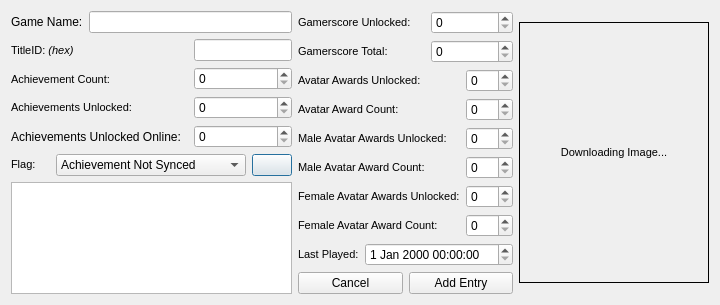
First picture: the form in XDBF/titleinjectordialog.ui, repository hetelek/XDBF-Manager, before the edit.
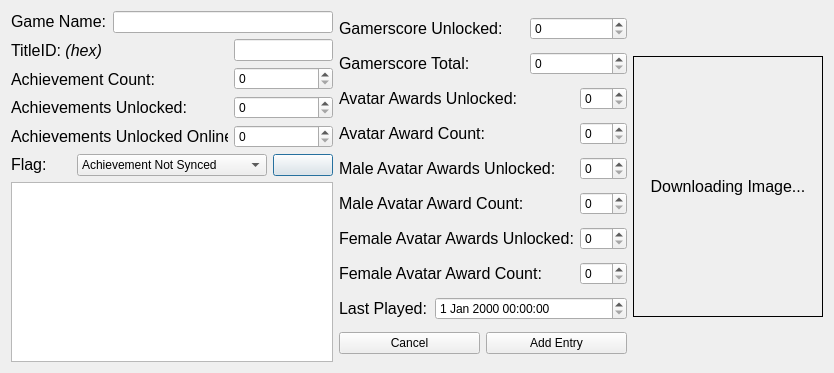
Second picture: the form after the edit. Icons and pictures are not drawn.

Commit message: fixed fonts and display issues on Mac

What changed in the file:
```diff
--- a/XDBF/titleinjectordialog.ui
+++ b/XDBF/titleinjectordialog.ui
@@ -6,8 +6,8 @@
    <rect>
     <x>0</x>
     <y>0</y>
-    <width>720</width>
-    <height>282</height>
+    <width>834</width>
+    <height>373</height>
    </rect>
   </property>
   <property name="windowTitle">
@@ -23,7 +23,11 @@
          <item>
           <widget class="QLabel" name="label">
            <property name="text">
-            <string>Game Name:</string>
+            <string>&lt;!DOCTYPE HTML PUBLIC &quot;-//W3C//DTD HTML 4.0//EN&quot; &quot;http://www.w3.org/TR/REC-html40/strict.dtd&quot;&gt;
+&lt;html&gt;&lt;head&gt;&lt;meta name=&quot;qrichtext&quot; content=&quot;1&quot; /&gt;&lt;style type=&quot;text/css&quot;&gt;
+p, li { white-space: pre-wrap; }
+&lt;/style&gt;&lt;/head&gt;&lt;body style=&quot; font-family:'Lucida Grande'; font-size:13pt; font-weight:400; font-style:normal;&quot;&gt;
+&lt;p style=&quot; margin-top:0px; margin-bottom:0px; margin-left:0px; margin-right:0px; -qt-block-indent:0; text-indent:0px;&quot;&gt;&lt;span style=&quot; font-size:12pt;&quot;&gt;Game Name:&lt;/span&gt;&lt;/p&gt;&lt;/body&gt;&lt;/html&gt;</string>
            </property>
           </widget>
          </item>
@@ -46,8 +50,8 @@
               <string>&lt;!DOCTYPE HTML PUBLIC &quot;-//W3C//DTD HTML 4.0//EN&quot; &quot;http://www.w3.org/TR/REC-html40/strict.dtd&quot;&gt;
 &lt;html&gt;&lt;head&gt;&lt;meta name=&quot;qrichtext&quot; content=&quot;1&quot; /&gt;&lt;style type=&quot;text/css&quot;&gt;
 p, li { white-space: pre-wrap; }
-&lt;/style&gt;&lt;/head&gt;&lt;body style=&quot; font-family:'MS Shell Dlg 2'; font-size:8.25pt; font-weight:400; font-style:normal;&quot;&gt;
-&lt;p style=&quot; margin-top:0px; margin-bottom:0px; margin-left:0px; margin-right:0px; -qt-block-indent:0; text-indent:0px;&quot;&gt;&lt;span style=&quot; font-size:8pt;&quot;&gt;TitleID: &lt;/span&gt;&lt;span style=&quot; font-size:8pt; font-style:italic;&quot;&gt;(hex)&lt;/span&gt;&lt;/p&gt;&lt;/body&gt;&lt;/html&gt;</string>
+&lt;/style&gt;&lt;/head&gt;&lt;body style=&quot; font-family:'Lucida Grande'; font-size:13pt; font-weight:400; font-style:normal;&quot;&gt;
+&lt;p style=&quot; margin-top:0px; margin-bottom:0px; margin-left:0px; margin-right:0px; -qt-block-indent:0; text-indent:0px;&quot;&gt;&lt;span style=&quot; font-family:'MS Shell Dlg 2'; font-size:12pt;&quot;&gt;TitleID: &lt;/span&gt;&lt;span style=&quot; font-family:'MS Shell Dlg 2'; font-size:12pt; font-style:italic;&quot;&gt;(hex)&lt;/span&gt;&lt;/p&gt;&lt;/body&gt;&lt;/html&gt;</string>
              </property>
             </widget>
            </item>
@@ -57,19 +61,24 @@
               <string>&lt;!DOCTYPE HTML PUBLIC &quot;-//W3C//DTD HTML 4.0//EN&quot; &quot;http://www.w3.org/TR/REC-html40/strict.dtd&quot;&gt;
 &lt;html&gt;&lt;head&gt;&lt;meta name=&quot;qrichtext&quot; content=&quot;1&quot; /&gt;&lt;style type=&quot;text/css&quot;&gt;
 p, li { white-space: pre-wrap; }
-&lt;/style&gt;&lt;/head&gt;&lt;body style=&quot; font-family:'MS Shell Dlg 2'; font-size:8.25pt; font-weight:400; font-style:normal;&quot;&gt;
-&lt;p style=&quot; margin-top:0px; margin-bottom:0px; margin-left:0px; margin-right:0px; -qt-block-indent:0; text-indent:0px;&quot;&gt;&lt;span style=&quot; font-size:8pt;&quot;&gt;Achievement Count:&lt;/span&gt;&lt;/p&gt;&lt;/body&gt;&lt;/html&gt;</string>
+&lt;/style&gt;&lt;/head&gt;&lt;body style=&quot; font-family:'Lucida Grande'; font-size:13pt; font-weight:400; font-style:normal;&quot;&gt;
+&lt;p style=&quot; margin-top:0px; margin-bottom:0px; margin-left:0px; margin-right:0px; -qt-block-indent:0; text-indent:0px;&quot;&gt;&lt;span style=&quot; font-family:'MS Shell Dlg 2'; font-size:12pt;&quot;&gt;Achievement Count:&lt;/span&gt;&lt;/p&gt;&lt;/body&gt;&lt;/html&gt;</string>
              </property>
             </widget>
            </item>
            <item>
             <widget class="QLabel" name="label_4">
+             <property name="font">
+              <font>
+               <stylestrategy>PreferDefault</stylestrategy>
+              </font>
+             </property>
              <property name="text">
               <string>&lt;!DOCTYPE HTML PUBLIC &quot;-//W3C//DTD HTML 4.0//EN&quot; &quot;http://www.w3.org/TR/REC-html40/strict.dtd&quot;&gt;
 &lt;html&gt;&lt;head&gt;&lt;meta name=&quot;qrichtext&quot; content=&quot;1&quot; /&gt;&lt;style type=&quot;text/css&quot;&gt;
 p, li { white-space: pre-wrap; }
-&lt;/style&gt;&lt;/head&gt;&lt;body style=&quot; font-family:'MS Shell Dlg 2'; font-size:8.25pt; font-weight:400; font-style:normal;&quot;&gt;
-&lt;p style=&quot; margin-top:0px; margin-bottom:0px; margin-left:0px; margin-right:0px; -qt-block-indent:0; text-indent:0px;&quot;&gt;&lt;span style=&quot; font-size:8pt;&quot;&gt;Achievements Unlocked:&lt;/span&gt;&lt;/p&gt;&lt;/body&gt;&lt;/html&gt;</string>
+&lt;/style&gt;&lt;/head&gt;&lt;body style=&quot; font-family:'Lucida Grande'; font-size:13pt; font-weight:400; font-style:normal;&quot;&gt;
+&lt;p style=&quot; margin-top:0px; margin-bottom:0px; margin-left:0px; margin-right:0px; -qt-block-indent:0; text-indent:0px;&quot;&gt;&lt;span style=&quot; font-family:'MS Shell Dlg 2'; font-size:12pt;&quot;&gt;Achievements Unlocked:&lt;/span&gt;&lt;/p&gt;&lt;/body&gt;&lt;/html&gt;</string>
              </property>
             </widget>
            </item>
@@ -81,8 +90,13 @@
                <height>20</height>
               </size>
              </property>
+             <property name="font">
+              <font>
+               <pointsize>12</pointsize>
+              </font>
+             </property>
              <property name="text">
-              <string>Achievements Unlocked Online:</string>
+              <string>Achievements Unlocked Online:&lt;b&gt;</string>
              </property>
             </widget>
            </item>
@@ -130,8 +144,8 @@
             <string>&lt;!DOCTYPE HTML PUBLIC &quot;-//W3C//DTD HTML 4.0//EN&quot; &quot;http://www.w3.org/TR/REC-html40/strict.dtd&quot;&gt;
 &lt;html&gt;&lt;head&gt;&lt;meta name=&quot;qrichtext&quot; content=&quot;1&quot; /&gt;&lt;style type=&quot;text/css&quot;&gt;
 p, li { white-space: pre-wrap; }
-&lt;/style&gt;&lt;/head&gt;&lt;body style=&quot; font-family:'MS Shell Dlg 2'; font-size:8.25pt; font-weight:400; font-style:normal;&quot;&gt;
-&lt;p style=&quot; margin-top:0px; margin-bottom:0px; margin-left:0px; margin-right:0px; -qt-block-indent:0; text-indent:0px;&quot;&gt;&lt;span style=&quot; font-size:8pt;&quot;&gt;Flag:&lt;/span&gt;&lt;/p&gt;&lt;/body&gt;&lt;/html&gt;</string>
+&lt;/style&gt;&lt;/head&gt;&lt;body style=&quot; font-family:'Lucida Grande'; font-size:13pt; font-weight:400; font-style:normal;&quot;&gt;
+&lt;p style=&quot; margin-top:0px; margin-bottom:0px; margin-left:0px; margin-right:0px; -qt-block-indent:0; text-indent:0px;&quot;&gt;&lt;span style=&quot; font-family:'MS Shell Dlg 2'; font-size:12pt;&quot;&gt;Flag:&lt;/span&gt;&lt;/p&gt;&lt;/body&gt;&lt;/html&gt;</string>
            </property>
           </widget>
          </item>
@@ -187,8 +201,8 @@
         <string>&lt;!DOCTYPE HTML PUBLIC &quot;-//W3C//DTD HTML 4.0//EN&quot; &quot;http://www.w3.org/TR/REC-html40/strict.dtd&quot;&gt;
 &lt;html&gt;&lt;head&gt;&lt;meta name=&quot;qrichtext&quot; content=&quot;1&quot; /&gt;&lt;style type=&quot;text/css&quot;&gt;
 p, li { white-space: pre-wrap; }
-&lt;/style&gt;&lt;/head&gt;&lt;body style=&quot; font-family:'MS Shell Dlg 2'; font-size:8.25pt; font-weight:400; font-style:normal;&quot;&gt;
-&lt;p style=&quot; margin-top:0px; margin-bottom:0px; margin-left:0px; margin-right:0px; -qt-block-indent:0; text-indent:0px;&quot;&gt;&lt;span style=&quot; font-size:8pt;&quot;&gt;Gamerscore Unlocked:&lt;/span&gt;&lt;/p&gt;&lt;/body&gt;&lt;/html&gt;</string>
+&lt;/style&gt;&lt;/head&gt;&lt;body style=&quot; font-family:'Lucida Grande'; font-size:13pt; font-weight:400; font-style:normal;&quot;&gt;
+&lt;p style=&quot; margin-top:0px; margin-bottom:0px; margin-left:0px; margin-right:0px; -qt-block-indent:0; text-indent:0px;&quot;&gt;&lt;span style=&quot; font-family:'MS Shell Dlg 2'; font-size:12pt;&quot;&gt;Gamerscore Unlocked:&lt;/span&gt;&lt;/p&gt;&lt;/body&gt;&lt;/html&gt;</string>
        </property>
       </widget>
      </item>
@@ -205,8 +219,8 @@
         <string>&lt;!DOCTYPE HTML PUBLIC &quot;-//W3C//DTD HTML 4.0//EN&quot; &quot;http://www.w3.org/TR/REC-html40/strict.dtd&quot;&gt;
 &lt;html&gt;&lt;head&gt;&lt;meta name=&quot;qrichtext&quot; content=&quot;1&quot; /&gt;&lt;style type=&quot;text/css&quot;&gt;
 p, li { white-space: pre-wrap; }
-&lt;/style&gt;&lt;/head&gt;&lt;body style=&quot; font-family:'MS Shell Dlg 2'; font-size:8.25pt; font-weight:400; font-style:normal;&quot;&gt;
-&lt;p style=&quot; margin-top:0px; margin-bottom:0px; margin-left:0px; margin-right:0px; -qt-block-indent:0; text-indent:0px;&quot;&gt;&lt;span style=&quot; font-size:8pt;&quot;&gt;Gamerscore Total:&lt;/span&gt;&lt;/p&gt;&lt;/body&gt;&lt;/html&gt;</string>
+&lt;/style&gt;&lt;/head&gt;&lt;body style=&quot; font-family:'Lucida Grande'; font-size:13pt; font-weight:400; font-style:normal;&quot;&gt;
+&lt;p style=&quot; margin-top:0px; margin-bottom:0px; margin-left:0px; margin-right:0px; -qt-block-indent:0; text-indent:0px;&quot;&gt;&lt;span style=&quot; font-family:'MS Shell Dlg 2'; font-size:12pt;&quot;&gt;Gamerscore Total:&lt;/span&gt;&lt;/p&gt;&lt;/body&gt;&lt;/html&gt;</string>
        </property>
       </widget>
      </item>
@@ -223,8 +237,8 @@
         <string>&lt;!DOCTYPE HTML PUBLIC &quot;-//W3C//DTD HTML 4.0//EN&quot; &quot;http://www.w3.org/TR/REC-html40/strict.dtd&quot;&gt;
 &lt;html&gt;&lt;head&gt;&lt;meta name=&quot;qrichtext&quot; content=&quot;1&quot; /&gt;&lt;style type=&quot;text/css&quot;&gt;
 p, li { white-space: pre-wrap; }
-&lt;/style&gt;&lt;/head&gt;&lt;body style=&quot; font-family:'MS Shell Dlg 2'; font-size:8.25pt; font-weight:400; font-style:normal;&quot;&gt;
-&lt;p style=&quot; margin-top:0px; margin-bottom:0px; margin-left:0px; margin-right:0px; -qt-block-indent:0; text-indent:0px;&quot;&gt;&lt;span style=&quot; font-size:8pt;&quot;&gt;Avatar Awards Unlocked:&lt;/span&gt;&lt;/p&gt;&lt;/body&gt;&lt;/html&gt;</string>
+&lt;/style&gt;&lt;/head&gt;&lt;body style=&quot; font-family:'Lucida Grande'; font-size:13pt; font-weight:400; font-style:normal;&quot;&gt;
+&lt;p style=&quot; margin-top:0px; margin-bottom:0px; margin-left:0px; margin-right:0px; -qt-block-indent:0; text-indent:0px;&quot;&gt;&lt;span style=&quot; font-family:'MS Shell Dlg 2'; font-size:12pt;&quot;&gt;Avatar Awards Unlocked:&lt;/span&gt;&lt;/p&gt;&lt;/body&gt;&lt;/html&gt;</string>
        </property>
       </widget>
      </item>
@@ -241,8 +255,8 @@
         <string>&lt;!DOCTYPE HTML PUBLIC &quot;-//W3C//DTD HTML 4.0//EN&quot; &quot;http://www.w3.org/TR/REC-html40/strict.dtd&quot;&gt;
 &lt;html&gt;&lt;head&gt;&lt;meta name=&quot;qrichtext&quot; content=&quot;1&quot; /&gt;&lt;style type=&quot;text/css&quot;&gt;
 p, li { white-space: pre-wrap; }
-&lt;/style&gt;&lt;/head&gt;&lt;body style=&quot; font-family:'MS Shell Dlg 2'; font-size:8.25pt; font-weight:400; font-style:normal;&quot;&gt;
-&lt;p style=&quot; margin-top:0px; margin-bottom:0px; margin-left:0px; margin-right:0px; -qt-block-indent:0; text-indent:0px;&quot;&gt;&lt;span style=&quot; font-size:8pt;&quot;&gt;Avatar Award Count:&lt;/span&gt;&lt;/p&gt;&lt;/body&gt;&lt;/html&gt;</string>
+&lt;/style&gt;&lt;/head&gt;&lt;body style=&quot; font-family:'Lucida Grande'; font-size:13pt; font-weight:400; font-style:normal;&quot;&gt;
+&lt;p style=&quot; margin-top:0px; margin-bottom:0px; margin-left:0px; margin-right:0px; -qt-block-indent:0; text-indent:0px;&quot;&gt;&lt;span style=&quot; font-family:'MS Shell Dlg 2'; font-size:12pt;&quot;&gt;Avatar Award Count:&lt;/span&gt;&lt;/p&gt;&lt;/body&gt;&lt;/html&gt;</string>
        </property>
       </widget>
      </item>
@@ -259,8 +273,8 @@
         <string>&lt;!DOCTYPE HTML PUBLIC &quot;-//W3C//DTD HTML 4.0//EN&quot; &quot;http://www.w3.org/TR/REC-html40/strict.dtd&quot;&gt;
 &lt;html&gt;&lt;head&gt;&lt;meta name=&quot;qrichtext&quot; content=&quot;1&quot; /&gt;&lt;style type=&quot;text/css&quot;&gt;
 p, li { white-space: pre-wrap; }
-&lt;/style&gt;&lt;/head&gt;&lt;body style=&quot; font-family:'MS Shell Dlg 2'; font-size:8.25pt; font-weight:400; font-style:normal;&quot;&gt;
-&lt;p style=&quot; margin-top:0px; margin-bottom:0px; margin-left:0px; margin-right:0px; -qt-block-indent:0; text-indent:0px;&quot;&gt;&lt;span style=&quot; font-size:8pt;&quot;&gt;Male Avatar Awards Unlocked:&lt;/span&gt;&lt;/p&gt;&lt;/body&gt;&lt;/html&gt;</string>
+&lt;/style&gt;&lt;/head&gt;&lt;body style=&quot; font-family:'Lucida Grande'; font-size:13pt; font-weight:400; font-style:normal;&quot;&gt;
+&lt;p style=&quot; margin-top:0px; margin-bottom:0px; margin-left:0px; margin-right:0px; -qt-block-indent:0; text-indent:0px;&quot;&gt;&lt;span style=&quot; font-family:'MS Shell Dlg 2'; font-size:12pt;&quot;&gt;Male Avatar Awards Unlocked:&lt;/span&gt;&lt;/p&gt;&lt;/body&gt;&lt;/html&gt;</string>
        </property>
       </widget>
      </item>
@@ -277,8 +291,8 @@
         <string>&lt;!DOCTYPE HTML PUBLIC &quot;-//W3C//DTD HTML 4.0//EN&quot; &quot;http://www.w3.org/TR/REC-html40/strict.dtd&quot;&gt;
 &lt;html&gt;&lt;head&gt;&lt;meta name=&quot;qrichtext&quot; content=&quot;1&quot; /&gt;&lt;style type=&quot;text/css&quot;&gt;
 p, li { white-space: pre-wrap; }
-&lt;/style&gt;&lt;/head&gt;&lt;body style=&quot; font-family:'MS Shell Dlg 2'; font-size:8.25pt; font-weight:400; font-style:normal;&quot;&gt;
-&lt;p style=&quot; margin-top:0px; margin-bottom:0px; margin-left:0px; margin-right:0px; -qt-block-indent:0; text-indent:0px;&quot;&gt;&lt;span style=&quot; font-size:8pt;&quot;&gt;Male Avatar Award Count:&lt;/span&gt;&lt;/p&gt;&lt;/body&gt;&lt;/html&gt;</string>
+&lt;/style&gt;&lt;/head&gt;&lt;body style=&quot; font-family:'Lucida Grande'; font-size:13pt; font-weight:400; font-style:normal;&quot;&gt;
+&lt;p style=&quot; margin-top:0px; margin-bottom:0px; margin-left:0px; margin-right:0px; -qt-block-indent:0; text-indent:0px;&quot;&gt;&lt;span style=&quot; font-family:'MS Shell Dlg 2'; font-size:12pt;&quot;&gt;Male Avatar Award Count:&lt;/span&gt;&lt;/p&gt;&lt;/body&gt;&lt;/html&gt;</string>
        </property>
       </widget>
      </item>
@@ -295,8 +309,8 @@
         <string>&lt;!DOCTYPE HTML PUBLIC &quot;-//W3C//DTD HTML 4.0//EN&quot; &quot;http://www.w3.org/TR/REC-html40/strict.dtd&quot;&gt;
 &lt;html&gt;&lt;head&gt;&lt;meta name=&quot;qrichtext&quot; content=&quot;1&quot; /&gt;&lt;style type=&quot;text/css&quot;&gt;
 p, li { white-space: pre-wrap; }
-&lt;/style&gt;&lt;/head&gt;&lt;body style=&quot; font-family:'MS Shell Dlg 2'; font-size:8.25pt; font-weight:400; font-style:normal;&quot;&gt;
-&lt;p style=&quot; margin-top:0px; margin-bottom:0px; margin-left:0px; margin-right:0px; -qt-block-indent:0; text-indent:0px;&quot;&gt;&lt;span style=&quot; font-size:8pt;&quot;&gt;Female Avatar Awards Unlocked:&lt;/span&gt;&lt;/p&gt;&lt;/body&gt;&lt;/html&gt;</string>
+&lt;/style&gt;&lt;/head&gt;&lt;body style=&quot; font-family:'Lucida Grande'; font-size:13pt; font-weight:400; font-style:normal;&quot;&gt;
+&lt;p style=&quot; margin-top:0px; margin-bottom:0px; margin-left:0px; margin-right:0px; -qt-block-indent:0; text-indent:0px;&quot;&gt;&lt;span style=&quot; font-family:'MS Shell Dlg 2'; font-size:12pt;&quot;&gt;Female Avatar Awards Unlocked:&lt;/span&gt;&lt;/p&gt;&lt;/body&gt;&lt;/html&gt;</string>
        </property>
       </widget>
      </item>
@@ -313,8 +327,8 @@
         <string>&lt;!DOCTYPE HTML PUBLIC &quot;-//W3C//DTD HTML 4.0//EN&quot; &quot;http://www.w3.org/TR/REC-html40/strict.dtd&quot;&gt;
 &lt;html&gt;&lt;head&gt;&lt;meta name=&quot;qrichtext&quot; content=&quot;1&quot; /&gt;&lt;style type=&quot;text/css&quot;&gt;
 p, li { white-space: pre-wrap; }
-&lt;/style&gt;&lt;/head&gt;&lt;body style=&quot; font-family:'MS Shell Dlg 2'; font-size:8.25pt; font-weight:400; font-style:normal;&quot;&gt;
-&lt;p style=&quot; margin-top:0px; margin-bottom:0px; margin-left:0px; margin-right:0px; -qt-block-indent:0; text-indent:0px;&quot;&gt;&lt;span style=&quot; font-size:8pt;&quot;&gt;Female Avatar Award Count:&lt;/span&gt;&lt;/p&gt;&lt;/body&gt;&lt;/html&gt;</string>
+&lt;/style&gt;&lt;/head&gt;&lt;body style=&quot; font-family:'Lucida Grande'; font-size:13pt; font-weight:400; font-style:normal;&quot;&gt;
+&lt;p style=&quot; margin-top:0px; margin-bottom:0px; margin-left:0px; margin-right:0px; -qt-block-indent:0; text-indent:0px;&quot;&gt;&lt;span style=&quot; font-family:'MS Shell Dlg 2'; font-size:12pt;&quot;&gt;Female Avatar Award Count:&lt;/span&gt;&lt;/p&gt;&lt;/body&gt;&lt;/html&gt;</string>
        </property>
       </widget>
      </item>
@@ -331,8 +345,8 @@
         <string>&lt;!DOCTYPE HTML PUBLIC &quot;-//W3C//DTD HTML 4.0//EN&quot; &quot;http://www.w3.org/TR/REC-html40/strict.dtd&quot;&gt;
 &lt;html&gt;&lt;head&gt;&lt;meta name=&quot;qrichtext&quot; content=&quot;1&quot; /&gt;&lt;style type=&quot;text/css&quot;&gt;
 p, li { white-space: pre-wrap; }
-&lt;/style&gt;&lt;/head&gt;&lt;body style=&quot; font-family:'MS Shell Dlg 2'; font-size:8.25pt; font-weight:400; font-style:normal;&quot;&gt;
-&lt;p style=&quot; margin-top:0px; margin-bottom:0px; margin-left:0px; margin-right:0px; -qt-block-indent:0; text-indent:0px;&quot;&gt;&lt;span style=&quot; font-size:8pt;&quot;&gt;Last Played:&lt;/span&gt;&lt;/p&gt;&lt;/body&gt;&lt;/html&gt;</string>
+&lt;/style&gt;&lt;/head&gt;&lt;body style=&quot; font-family:'Lucida Grande'; font-size:13pt; font-weight:400; font-style:normal;&quot;&gt;
+&lt;p style=&quot; margin-top:0px; margin-bottom:0px; margin-left:0px; margin-right:0px; -qt-block-indent:0; text-indent:0px;&quot;&gt;&lt;span style=&quot; font-family:'MS Shell Dlg 2'; font-size:12pt;&quot;&gt;Last Played:&lt;/span&gt;&lt;/p&gt;&lt;/body&gt;&lt;/html&gt;</string>
        </property>
       </widget>
      </item>
@@ -398,7 +412,7 @@
 &lt;html&gt;&lt;head&gt;&lt;meta name=&quot;qrichtext&quot; content=&quot;1&quot; /&gt;&lt;style type=&quot;text/css&quot;&gt;
 p, li { white-space: pre-wrap; }
 &lt;/style&gt;&lt;/head&gt;&lt;body style=&quot; font-family:'Arial'; font-size:9pt; font-weight:400; font-style:normal;&quot;&gt;
-&lt;p align=&quot;center&quot; style=&quot; margin-top:0px; margin-bottom:0px; margin-left:0px; margin-right:0px; -qt-block-indent:0; text-indent:0px;&quot;&gt;&lt;span style=&quot; font-size:8pt;&quot;&gt;Downloading Image...&lt;/span&gt;&lt;/p&gt;&lt;/body&gt;&lt;/html&gt;</string>
+&lt;p align=&quot;center&quot; style=&quot; margin-top:0px; margin-bottom:0px; margin-left:0px; margin-right:0px; -qt-block-indent:0; text-indent:0px;&quot;&gt;&lt;span style=&quot; font-size:12pt;&quot;&gt;Downloading Image...&lt;/span&gt;&lt;/p&gt;&lt;/body&gt;&lt;/html&gt;</string>
      </property>
      <property name="scaledContents">
       <bool>true</bool>
```
The commit also changes 9 other files.
